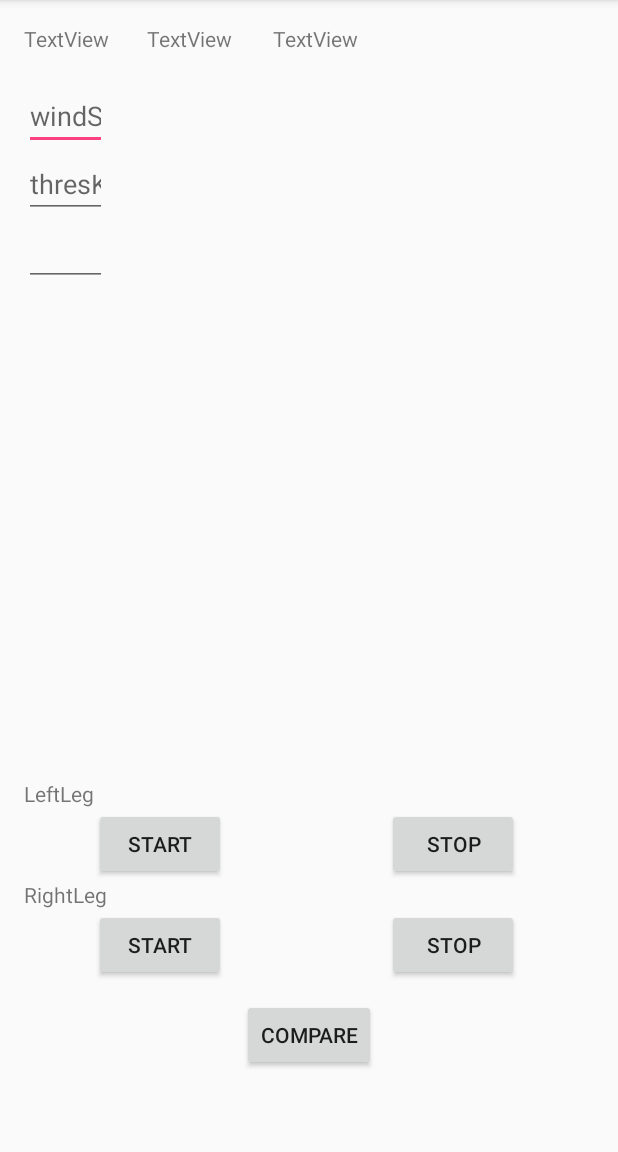
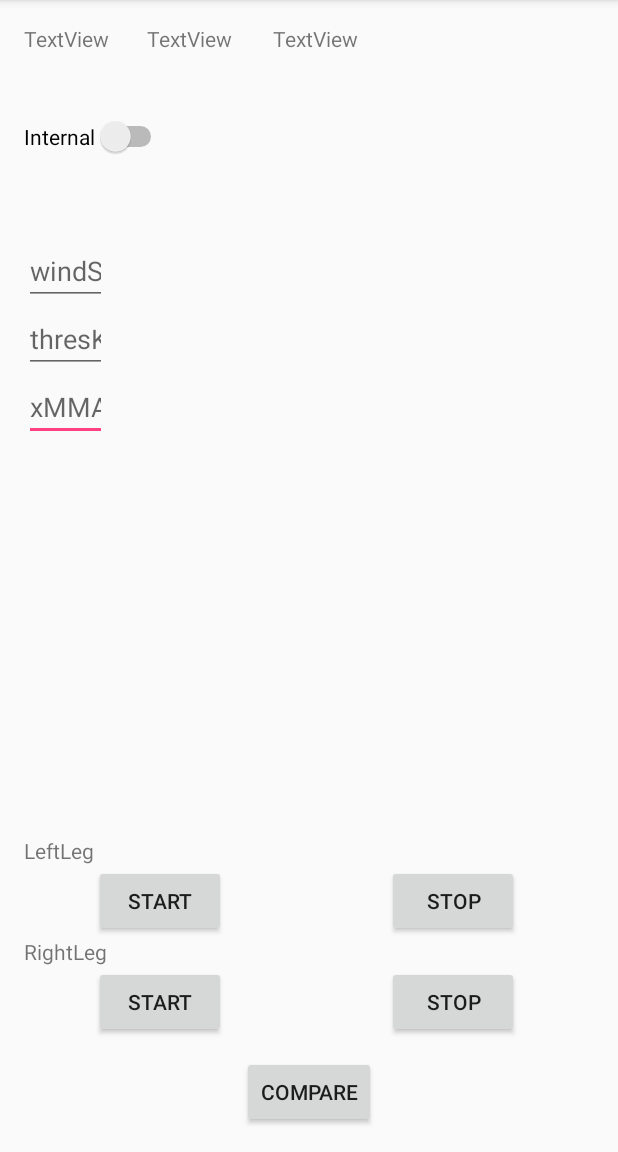
Before and after one commit to ketankr9/Accelero2, an Android app: the screen it shows after launch (MainActivity), on a phone screen of 412 x 824 dp, the part 84-1236 px from its top. Run offline under Robolectric (Android 15) with nearby library versions, the light colour scheme and no system bars.

Commit message:
internal storage support & xMMA

```diff
--- a/app/src/main/AndroidManifest.xml
+++ b/app/src/main/AndroidManifest.xml
@@ -9,7 +9,9 @@
         android:label="@string/app_name"
         android:supportsRtl="true"
         android:theme="@style/AppTheme">
-        <activity android:name=".MainActivity">
+        <activity android:name=".MainActivity"
+            android:screenOrientation="portrait">
+
             <intent-filter>
                 <action android:name="android.intent.action.MAIN" />
 
--- a/app/src/main/res/layout/activity_main.xml
+++ b/app/src/main/res/layout/activity_main.xml
@@ -72,16 +72,6 @@
         android:layout_alignParentLeft="true"
         android:layout_alignParentStart="true" />
 
-    <Button
-        android:text="Compare"
-        android:onClick="compareButton"
-        android:layout_width="wrap_content"
-        android:layout_height="wrap_content"
-        android:id="@+id/button5"
-        android:layout_marginBottom="38dp"
-        android:layout_alignParentBottom="true"
-        android:layout_centerHorizontal="true" />
-
     <TextView
         android:text="TextView"
         android:layout_width="wrap_content"
@@ -118,26 +108,13 @@
         android:layout_height="wrap_content"
         android:inputType="number"
         android:ems="10"
-        android:layout_below="@+id/textView4"
-        android:layout_alignParentLeft="true"
-        android:layout_alignParentStart="true"
-        android:layout_marginTop="19dp"
-        android:id="@+id/editText"
-        android:layout_alignRight="@+id/textView3"
-        android:layout_alignEnd="@+id/textView3"
-        android:hint="windS" />
-
-    <EditText
-        android:layout_width="wrap_content"
-        android:layout_height="wrap_content"
-        android:inputType="number"
-        android:ems="10"
         android:layout_below="@+id/editText2"
         android:layout_alignParentLeft="true"
         android:layout_alignParentStart="true"
         android:id="@+id/editText3"
         android:layout_alignRight="@+id/editText"
-        android:layout_alignEnd="@+id/editText" />
+        android:layout_alignEnd="@+id/editText"
+        android:hint="xMMA" />
 
     <EditText
         android:layout_width="wrap_content"
@@ -151,4 +128,38 @@
         android:layout_alignRight="@+id/editText"
         android:layout_alignEnd="@+id/editText"
         android:hint="thresK" />
+
+    <Button
+        android:text="Compare"
+        android:onClick="compareButton"
+        android:layout_width="wrap_content"
+        android:layout_height="wrap_content"
+        android:id="@+id/button5"
+        android:layout_alignParentBottom="true"
+        android:layout_centerHorizontal="true" />
+
+    <Switch
+        android:text="Internal"
+        android:layout_width="wrap_content"
+        android:layout_height="wrap_content"
+        android:id="@+id/switch1"
+        android:layout_below="@+id/textView4"
+        android:layout_alignParentLeft="true"
+        android:layout_alignParentStart="true"
+        android:layout_marginTop="42dp" />
+
+    <EditText
+        android:layout_width="wrap_content"
+        android:layout_height="wrap_content"
+        android:inputType="number"
+        android:ems="10"
+        android:id="@+id/editText"
+        android:hint="windS"
+        android:layout_marginTop="53dp"
+        android:layout_below="@+id/switch1"
+        android:layout_alignParentLeft="true"
+        android:layout_alignParentStart="true"
+        android:layout_alignRight="@+id/textView3"
+        android:layout_alignEnd="@+id/textView3" />
+
 </RelativeLayout>
```
Also changed, not shown: app/src/main/java/com/utsav/root/accelero2/FileReadWrite.java (+65 -10 lines), app/src/main/java/com/utsav/root/accelero2/MainActivity.java (+16 -6 lines).
